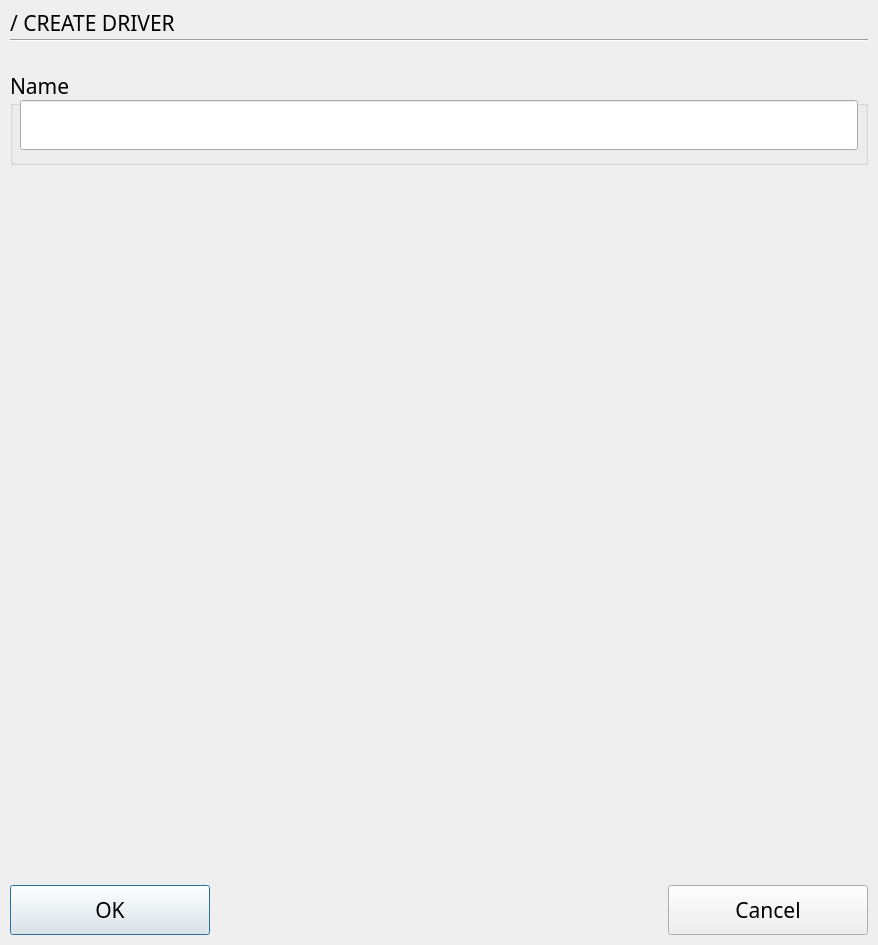
First picture: the form in trunk/QTimeTrial/resources/ui/dialogcreatedriver.ui, repository flomar/rFactor2TimeTrial, before the edit.
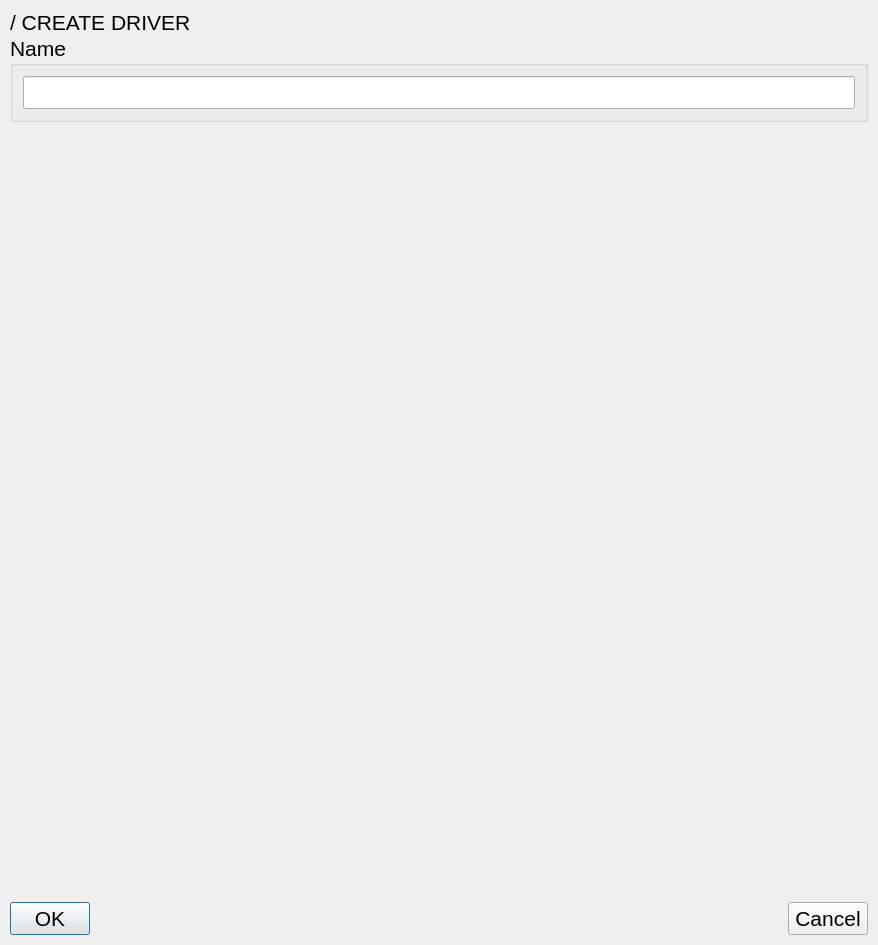
Second picture: the form after the edit.

Commit message: GIGANTIC REFACTORING: all widgets are now based on horizontal and vertical layouts, this should make developing a resolution-independent user interface much more easy

The edit to the form file:
```diff
--- a/trunk/QTimeTrial/resources/ui/dialogcreatedriver.ui
+++ b/trunk/QTimeTrial/resources/ui/dialogcreatedriver.ui
@@ -12,24 +12,44 @@
   </property>
   <property name="font">
    <font>
-    <family>Bitwise</family>
+    <family>Arial</family>
     <pointsize>32</pointsize>
    </font>
   </property>
   <property name="windowTitle">
    <string>About</string>
   </property>
+  <layout class="QGridLayout" name="gridLayout">
+   <property name="leftMargin">
+    <number>10</number>
+   </property>
+   <property name="topMargin">
+    <number>10</number>
+   </property>
+   <property name="rightMargin">
+    <number>10</number>
+   </property>
+   <property name="bottomMargin">
+    <number>10</number>
+   </property>
+   <property name="spacing">
+    <number>0</number>
+   </property>
+   <item row="3" column="0">
+    <layout class="QVBoxLayout" name="layoutCenter">
+     <property name="spacing">
+      <number>0</number>
+     </property>
+     <item>
+      <layout class="QVBoxLayout" name="layoutTitle">
+       <property name="spacing">
+        <number>0</number>
+       </property>
+       <item>
   <widget class="QLabel" name="labelTitle">
-   <property name="geometry">
-    <rect>
-     <x>10</x>
-     <y>10</y>
-     <width>858</width>
-     <height>25</height>
-    </rect>
-   </property>
    <property name="font">
     <font>
+           <family>Arial</family>
      <pointsize>16</pointsize>
     </font>
    </property>
@@ -40,86 +60,46 @@
     <set>Qt::AlignLeading|Qt::AlignLeft|Qt::AlignVCenter</set>
    </property>
   </widget>
-  <widget class="Line" name="lineTitle">
-   <property name="geometry">
-    <rect>
-     <x>10</x>
-     <y>35</y>
-     <width>858</width>
-     <height>10</height>
-    </rect>
-   </property>
-   <property name="orientation">
-    <enum>Qt::Horizontal</enum>
-   </property>
-  </widget>
-  <widget class="QPushButton" name="pushButtonOK">
-   <property name="geometry">
-    <rect>
-     <x>10</x>
-     <y>885</y>
-     <width>200</width>
-     <height>50</height>
-    </rect>
-   </property>
-   <property name="font">
-    <font>
-     <family>Bitwise</family>
-     <pointsize>16</pointsize>
-    </font>
-   </property>
-   <property name="text">
-    <string>OK</string>
-   </property>
-  </widget>
-  <widget class="QPushButton" name="pushButtonCancel">
-   <property name="geometry">
-    <rect>
-     <x>668</x>
-     <y>885</y>
-     <width>200</width>
-     <height>50</height>
-    </rect>
-   </property>
-   <property name="font">
-    <font>
-     <family>Bitwise</family>
-     <pointsize>16</pointsize>
-    </font>
-   </property>
-   <property name="text">
-    <string>Cancel</string>
-   </property>
-  </widget>
+       </item>
+      </layout>
+     </item>
+     <item>
+      <layout class="QVBoxLayout" name="layoutContent">
+       <property name="spacing">
+        <number>0</number>
+       </property>
+       <item>
   <widget class="QGroupBox" name="groupBoxDriverName">
-   <property name="geometry">
-    <rect>
-     <x>10</x>
-     <y>70</y>
-     <width>858</width>
-     <height>95</height>
-    </rect>
-   </property>
    <property name="font">
     <font>
+           <family>Arial</family>
      <pointsize>16</pointsize>
     </font>
    </property>
    <property name="title">
     <string>Name</string>
    </property>
+         <layout class="QVBoxLayout" name="verticalLayout">
+          <property name="spacing">
+           <number>0</number>
+          </property>
+          <property name="leftMargin">
+           <number>10</number>
+          </property>
+          <property name="topMargin">
+           <number>10</number>
+          </property>
+          <property name="rightMargin">
+           <number>10</number>
+          </property>
+          <property name="bottomMargin">
+           <number>10</number>
+          </property>
+          <item>
    <widget class="QLineEdit" name="lineEditDriverName">
-    <property name="geometry">
-     <rect>
-      <x>10</x>
-      <y>30</y>
-      <width>838</width>
-      <height>50</height>
-     </rect>
-    </property>
     <property name="font">
      <font>
-      <family>Bitwise</family>
+              <family>Arial</family>
       <pointsize>16</pointsize>
      </font>
     </property>
@@ -130,7 +110,83 @@
      <bool>false</bool>
     </property>
    </widget>
-  </widget>
+          </item>
+         </layout>
+        </widget>
+       </item>
+       <item>
+        <spacer name="verticalSpacer">
+         <property name="orientation">
+          <enum>Qt::Vertical</enum>
+         </property>
+         <property name="sizeHint" stdset="0">
+          <size>
+           <width>20</width>
+           <height>40</height>
+          </size>
+         </property>
+        </spacer>
+       </item>
+      </layout>
+     </item>
+     <item>
+      <layout class="QHBoxLayout" name="layoutButtons">
+       <item>
+        <widget class="QPushButton" name="pushButtonOK">
+         <property name="minimumSize">
+          <size>
+           <width>0</width>
+           <height>0</height>
+          </size>
+         </property>
+         <property name="font">
+          <font>
+           <family>Arial</family>
+           <pointsize>16</pointsize>
+          </font>
+         </property>
+         <property name="text">
+          <string>OK</string>
+         </property>
+        </widget>
+       </item>
+       <item>
+        <spacer name="horizontalSpacer">
+         <property name="orientation">
+          <enum>Qt::Horizontal</enum>
+         </property>
+         <property name="sizeHint" stdset="0">
+          <size>
+           <width>40</width>
+           <height>20</height>
+          </size>
+         </property>
+        </spacer>
+       </item>
+       <item>
+        <widget class="QPushButton" name="pushButtonCancel">
+         <property name="minimumSize">
+          <size>
+           <width>0</width>
+           <height>0</height>
+          </size>
+         </property>
+         <property name="font">
+          <font>
+           <family>Arial</family>
+           <pointsize>16</pointsize>
+          </font>
+         </property>
+         <property name="text">
+          <string>Cancel</string>
+         </property>
+        </widget>
+       </item>
+      </layout>
+     </item>
+    </layout>
+   </item>
+  </layout>
  </widget>
  <resources/>
  <connections/>
```
Lines whose indentation alone changed are shown as unchanged. The commit also changes 29 other files.
